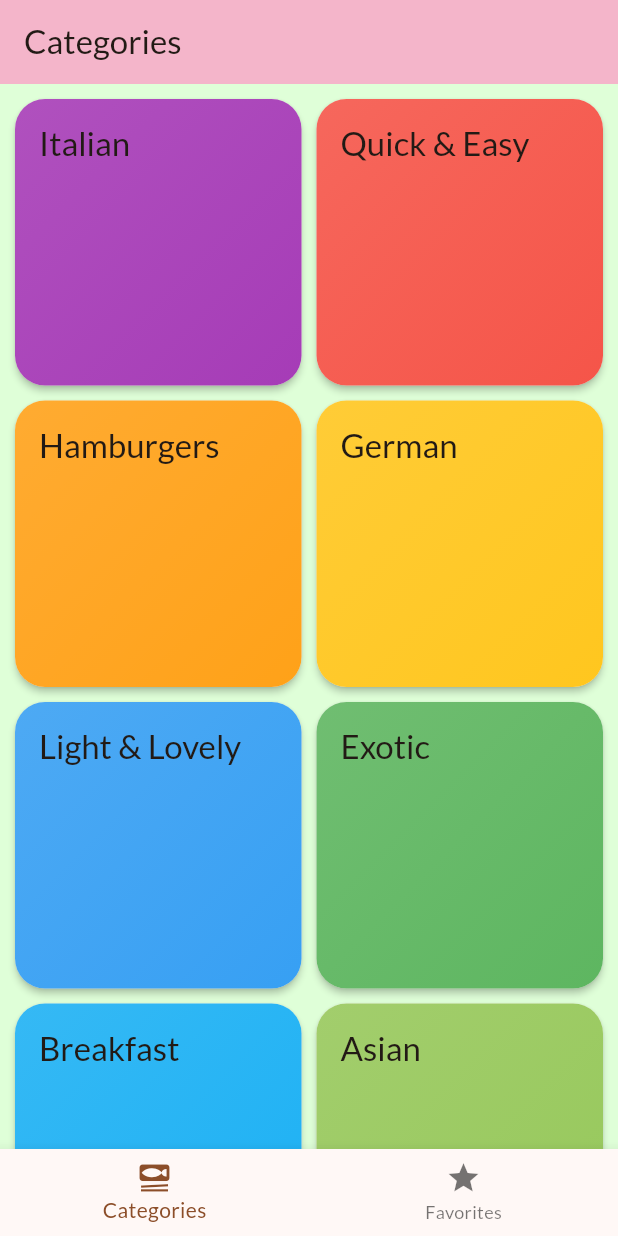
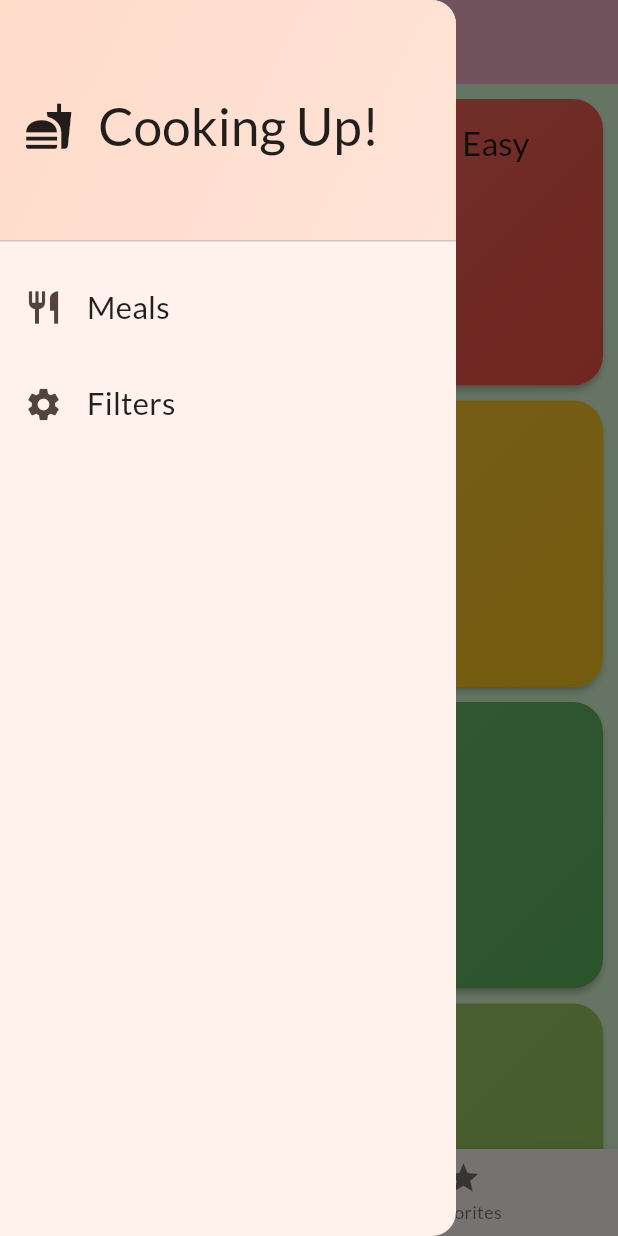
Before and after one commit to aritroo/recipe_app, a Flutter app: the screen it shows after launch, with the side drawer open (before the commit the screen has no drawer), on a phone screen of 412 x 824 dp. Run offline on Flutter 3.47's test engine with Material 2 defaults, Android fonts, the phone set to English and light mode, and no system bars; our stand-ins replace google_fonts, sizer, transparent_image.

Commit message:
added Drawer

```diff
--- /dev/null
+++ b/lib/screens/filters.dart
@@ -0,0 +1,15 @@
+import 'package:flutter/material.dart';
+
+class FilterScreen extends StatelessWidget {
+  const FilterScreen({super.key});
+
+  @override
+  Widget build(BuildContext context) {
+    return Scaffold(
+      appBar: AppBar(
+        title: Text('Filters'),
+      ),
+      body: Placeholder(),
+    );
+  }
+}
--- a/lib/screens/tabs.dart
+++ b/lib/screens/tabs.dart
@@ -1,10 +1,14 @@
 import 'package:flutter/material.dart';
 import 'package:recipe_app/models/meal.dart';
 import 'package:recipe_app/screens/categoryScreen.dart';
+import 'package:recipe_app/screens/filters.dart';
 import 'package:recipe_app/screens/mealScreen.dart';
+import 'package:recipe_app/widgets/mainDrawer.dart';
 
 class TabScreen extends StatefulWidget {
-  const TabScreen({super.key});
+  const TabScreen({
+    super.key,
+  });
 
   @override
   State<TabScreen> createState() => _TabScreenState();
@@ -39,6 +43,18 @@ class _TabScreenState extends State<TabScreen> {
     }
   }
 
+  void _selectScreen(String identifier) {
+    if (identifier == 'filters') {
+      Navigator.of(context).push(
+        MaterialPageRoute(
+          builder: (ctx) => FilterScreen(),
+        ),
+      );
+    } else {
+      Navigator.of(context).pop();
+    }
+  }
+
   void _setScreen(int index) {
     setState(() {
       activeScreenIndex = index;
@@ -63,6 +79,9 @@ class _TabScreenState extends State<TabScreen> {
         title: Text(activeScreenTitle),
       ),
       body: activeScreen,
+      drawer: MainDrawer(
+        onSelectItem: _selectScreen,
+      ),
       bottomNavigationBar: BottomNavigationBar(
         onTap: _setScreen,
         currentIndex: activeScreenIndex,
--- /dev/null
+++ b/lib/widgets/mainDrawer.dart
@@ -0,0 +1,81 @@
+import 'package:flutter/material.dart';
+import 'package:sizer/sizer.dart';
+
+class MainDrawer extends StatelessWidget {
+  const MainDrawer({
+    super.key,
+    required this.onSelectItem,
+  });
+  final void Function(String identifier) onSelectItem;
+
+  @override
+  Widget build(BuildContext context) {
+    return Drawer(
+      child: Column(
+        children: [
+          DrawerHeader(
+            decoration: BoxDecoration(
+                gradient: LinearGradient(
+              colors: [
+                Theme.of(context).colorScheme.primaryContainer,
+                Theme.of(context).colorScheme.primaryContainer.withOpacity(0.6),
+              ],
+              begin: Alignment.topLeft,
+              end: Alignment.bottomRight,
+            )),
+            child: Row(
+              crossAxisAlignment: CrossAxisAlignment.center,
+              children: [
+                Icon(
+                  Icons.fastfood,
+                  size: 24.sp,
+                ),
+                SizedBox(
+                  width: 4.w,
+                ),
+                Text(
+                  'Cooking Up!',
+                  style: Theme.of(context).textTheme.titleLarge!.copyWith(
+                        fontSize: 25.sp,
+                      ),
+                ),
+              ],
+            ),
+          ),
+          SizedBox(
+            height: 1.h,
+          ),
+          ListTile(
+            leading: Icon(
+              Icons.restaurant,
+              size: 26,
+            ),
+            title: Text(
+              'Meals',
+              style: Theme.of(context).textTheme.titleMedium!.copyWith(
+                    fontSize: 15.sp,
+                  ),
+            ),
+            onTap: () => onSelectItem('meals'),
+          ),
+          SizedBox(
+            height: 1.h,
+          ),
+          ListTile(
+            leading: Icon(
+              Icons.settings,
+              size: 26,
+            ),
+            title: Text(
+              'Filters',
+              style: Theme.of(context).textTheme.titleMedium!.copyWith(
+                    fontSize: 15.sp,
+                  ),
+            ),
+            onTap: () => onSelectItem('filters'),
+          ),
+        ],
+      ),
+    );
+  }
+}
```
